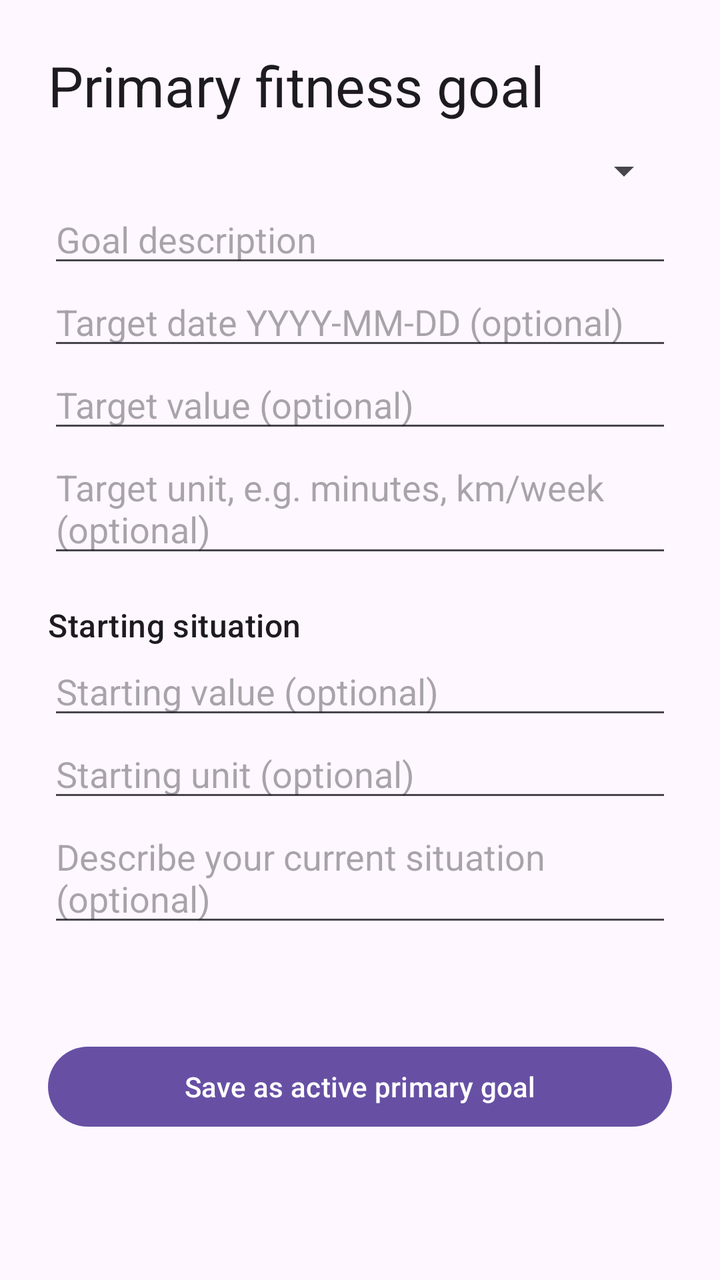
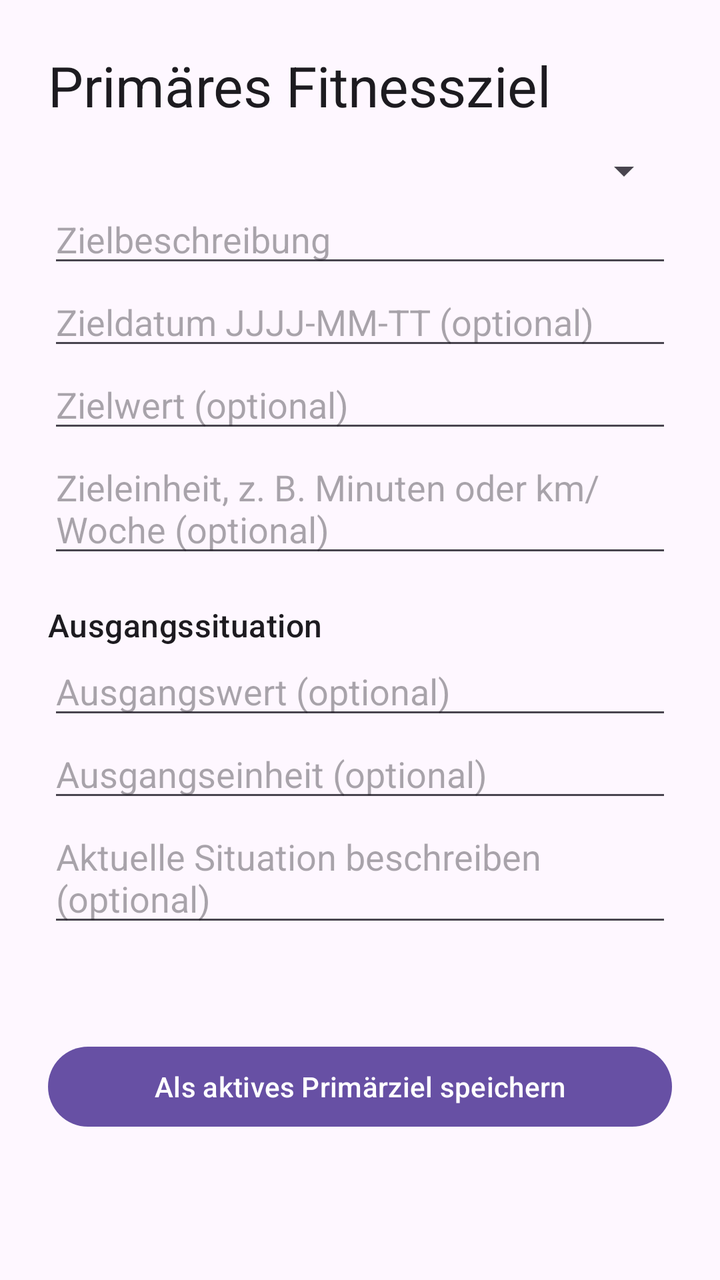

Compare the two renders of this Android layout. The source of the first and the diff that turns it into the second are given below.
<!-- AndroidManifest.xml: application theme Theme.HealthAgentApp -->
<!-- res/layout/activity_goal.xml -->
<?xml version="1.0" encoding="utf-8"?>
<ScrollView xmlns:android="http://schemas.android.com/apk/res/android" android:layout_width="match_parent" android:layout_height="match_parent">
 <LinearLayout android:layout_width="match_parent" android:layout_height="wrap_content" android:orientation="vertical" android:padding="24dp">
  <TextView android:layout_width="match_parent" android:layout_height="wrap_content" android:text="Primary fitness goal" android:textAppearance="?attr/textAppearanceHeadlineMedium" />
  <Spinner android:id="@+id/goal_type" android:layout_width="match_parent" android:layout_height="wrap_content" android:layout_marginTop="12dp" />
  <EditText android:id="@+id/goal_title" android:layout_width="match_parent" android:layout_height="wrap_content" android:hint="Goal description" />
  <EditText android:id="@+id/goal_target_date" android:layout_width="match_parent" android:layout_height="wrap_content" android:hint="Target date YYYY-MM-DD (optional)" />
  <EditText android:id="@+id/goal_target_value" android:layout_width="match_parent" android:layout_height="wrap_content" android:hint="Target value (optional)" android:inputType="numberDecimal" />
  <EditText android:id="@+id/goal_target_unit" android:layout_width="match_parent" android:layout_height="wrap_content" android:hint="Target unit, e.g. minutes, km/week (optional)" />
  <TextView android:layout_width="match_parent" android:layout_height="wrap_content" android:layout_marginTop="18dp" android:text="Starting situation" android:textAppearance="?attr/textAppearanceTitleMedium" />
  <EditText android:id="@+id/goal_starting_value" android:layout_width="match_parent" android:layout_height="wrap_content" android:hint="Starting value (optional)" android:inputType="numberDecimal" />
  <EditText android:id="@+id/goal_starting_unit" android:layout_width="match_parent" android:layout_height="wrap_content" android:hint="Starting unit (optional)" />
  <EditText android:id="@+id/goal_starting_situation" android:layout_width="match_parent" android:layout_height="wrap_content" android:hint="Describe your current situation (optional)" android:minLines="2" />
  <TextView android:id="@+id/goal_status" android:layout_width="match_parent" android:layout_height="wrap_content" android:layout_marginTop="16dp" />
  <TextView android:id="@+id/goal_error" android:layout_width="match_parent" android:layout_height="wrap_content" android:layout_marginTop="8dp" android:visibility="gone" />
  <com.google.android.material.button.MaterialButton android:id="@+id/goal_save" android:layout_width="match_parent" android:layout_height="wrap_content" android:layout_marginTop="16dp" android:text="Save as active primary goal" />
  <LinearLayout android:id="@+id/goal_status_actions" android:layout_width="match_parent" android:layout_height="wrap_content" android:orientation="vertical" android:visibility="gone">
   <com.google.android.material.button.MaterialButton android:id="@+id/goal_achieved" android:layout_width="match_parent" android:layout_height="wrap_content" android:text="Mark achieved" />
   <com.google.android.material.button.MaterialButton android:id="@+id/goal_pause" android:layout_width="match_parent" android:layout_height="wrap_content" android:text="Pause goal" />
   <com.google.android.material.button.MaterialButton android:id="@+id/goal_cancel" android:layout_width="match_parent" android:layout_height="wrap_content" android:text="Cancel goal" />
  </LinearLayout>
 </LinearLayout>
</ScrollView>
<!-- resources referenced by this layout -->
<resources>
  <style name="Theme.HealthAgentApp" parent="Theme.Material3.DayNight.NoActionBar">
          <item name="android:windowLightStatusBar">true</item>
      </style>
</resources>

<!-- the commit's change to res/layout/activity_goal.xml (unified diff, before → after) -->
@@ -1,23 +1,23 @@
 <?xml version="1.0" encoding="utf-8"?>
 <ScrollView xmlns:android="http://schemas.android.com/apk/res/android" android:layout_width="match_parent" android:layout_height="match_parent">
  <LinearLayout android:layout_width="match_parent" android:layout_height="wrap_content" android:orientation="vertical" android:padding="24dp">
-  <TextView android:layout_width="match_parent" android:layout_height="wrap_content" android:text="Primary fitness goal" android:textAppearance="?attr/textAppearanceHeadlineMedium" />
+  <TextView android:layout_width="match_parent" android:layout_height="wrap_content" android:text="@string/goal_title" android:textAppearance="?attr/textAppearanceHeadlineMedium" />
   <Spinner android:id="@+id/goal_type" android:layout_width="match_parent" android:layout_height="wrap_content" android:layout_marginTop="12dp" />
-  <EditText android:id="@+id/goal_title" android:layout_width="match_parent" android:layout_height="wrap_content" android:hint="Goal description" />
-  <EditText android:id="@+id/goal_target_date" android:layout_width="match_parent" android:layout_height="wrap_content" android:hint="Target date YYYY-MM-DD (optional)" />
-  <EditText android:id="@+id/goal_target_value" android:layout_width="match_parent" android:layout_height="wrap_content" android:hint="Target value (optional)" android:inputType="numberDecimal" />
-  <EditText android:id="@+id/goal_target_unit" android:layout_width="match_parent" android:layout_height="wrap_content" android:hint="Target unit, e.g. minutes, km/week (optional)" />
-  <TextView android:layout_width="match_parent" android:layout_height="wrap_content" android:layout_marginTop="18dp" android:text="Starting situation" android:textAppearance="?attr/textAppearanceTitleMedium" />
-  <EditText android:id="@+id/goal_starting_value" android:layout_width="match_parent" android:layout_height="wrap_content" android:hint="Starting value (optional)" android:inputType="numberDecimal" />
-  <EditText android:id="@+id/goal_starting_unit" android:layout_width="match_parent" android:layout_height="wrap_content" android:hint="Starting unit (optional)" />
-  <EditText android:id="@+id/goal_starting_situation" android:layout_width="match_parent" android:layout_height="wrap_content" android:hint="Describe your current situation (optional)" android:minLines="2" />
+  <EditText android:id="@+id/goal_title" android:layout_width="match_parent" android:layout_height="wrap_content" android:hint="@string/goal_description" />
+  <EditText android:id="@+id/goal_target_date" android:layout_width="match_parent" android:layout_height="wrap_content" android:hint="@string/goal_target_date" />
+  <EditText android:id="@+id/goal_target_value" android:layout_width="match_parent" android:layout_height="wrap_content" android:hint="@string/goal_target_value" android:inputType="numberDecimal" />
+  <EditText android:id="@+id/goal_target_unit" android:layout_width="match_parent" android:layout_height="wrap_content" android:hint="@string/goal_target_unit" />
+  <TextView android:layout_width="match_parent" android:layout_height="wrap_content" android:layout_marginTop="18dp" android:text="@string/goal_starting_situation_title" android:textAppearance="?attr/textAppearanceTitleMedium" />
+  <EditText android:id="@+id/goal_starting_value" android:layout_width="match_parent" android:layout_height="wrap_content" android:hint="@string/goal_starting_value" android:inputType="numberDecimal" />
+  <EditText android:id="@+id/goal_starting_unit" android:layout_width="match_parent" android:layout_height="wrap_content" android:hint="@string/goal_starting_unit" />
+  <EditText android:id="@+id/goal_starting_situation" android:layout_width="match_parent" android:layout_height="wrap_content" android:hint="@string/goal_starting_situation" android:minLines="2" />
   <TextView android:id="@+id/goal_status" android:layout_width="match_parent" android:layout_height="wrap_content" android:layout_marginTop="16dp" />
   <TextView android:id="@+id/goal_error" android:layout_width="match_parent" android:layout_height="wrap_content" android:layout_marginTop="8dp" android:visibility="gone" />
-  <com.google.android.material.button.MaterialButton android:id="@+id/goal_save" android:layout_width="match_parent" android:layout_height="wrap_content" android:layout_marginTop="16dp" android:text="Save as active primary goal" />
+  <com.google.android.material.button.MaterialButton android:id="@+id/goal_save" android:layout_width="match_parent" android:layout_height="wrap_content" android:layout_marginTop="16dp" android:text="@string/goal_save_active" />
   <LinearLayout android:id="@+id/goal_status_actions" android:layout_width="match_parent" android:layout_height="wrap_content" android:orientation="vertical" android:visibility="gone">
-   <com.google.android.material.button.MaterialButton android:id="@+id/goal_achieved" android:layout_width="match_parent" android:layout_height="wrap_content" android:text="Mark achieved" />
-   <com.google.android.material.button.MaterialButton android:id="@+id/goal_pause" android:layout_width="match_parent" android:layout_height="wrap_content" android:text="Pause goal" />
-   <com.google.android.material.button.MaterialButton android:id="@+id/goal_cancel" android:layout_width="match_parent" android:layout_height="wrap_content" android:text="Cancel goal" />
+   <com.google.android.material.button.MaterialButton android:id="@+id/goal_achieved" android:layout_width="match_parent" android:layout_height="wrap_content" android:text="@string/goal_mark_achieved" />
+   <com.google.android.material.button.MaterialButton android:id="@+id/goal_pause" android:layout_width="match_parent" android:layout_height="wrap_content" android:text="@string/goal_pause" />
+   <com.google.android.material.button.MaterialButton android:id="@+id/goal_cancel" android:layout_width="match_parent" android:layout_height="wrap_content" android:text="@string/goal_cancel" />
   </LinearLayout>
  </LinearLayout>
 </ScrollView>
<!-- resource entries referenced after the edit -->
@@ -1,5 +1,18 @@
 <!-- resources referenced by this layout -->
 <resources>
+  <string name="goal_cancel">Ziel abbrechen</string>
+  <string name="goal_description">Zielbeschreibung</string>
+  <string name="goal_mark_achieved">Als erreicht markieren</string>
+  <string name="goal_pause">Ziel pausieren</string>
+  <string name="goal_save_active">Als aktives Primärziel speichern</string>
+  <string name="goal_starting_situation">Aktuelle Situation beschreiben (optional)</string>
+  <string name="goal_starting_situation_title">Ausgangssituation</string>
+  <string name="goal_starting_unit">Ausgangseinheit (optional)</string>
+  <string name="goal_starting_value">Ausgangswert (optional)</string>
+  <string name="goal_target_date">Zieldatum JJJJ-MM-TT (optional)</string>
+  <string name="goal_target_unit">Zieleinheit, z. B. Minuten oder km/Woche (optional)</string>
+  <string name="goal_target_value">Zielwert (optional)</string>
+  <string name="goal_title">Primäres Fitnessziel</string>
   <style name="Theme.HealthAgentApp" parent="Theme.Material3.DayNight.NoActionBar">
           <item name="android:windowLightStatusBar">true</item>
       </style>
